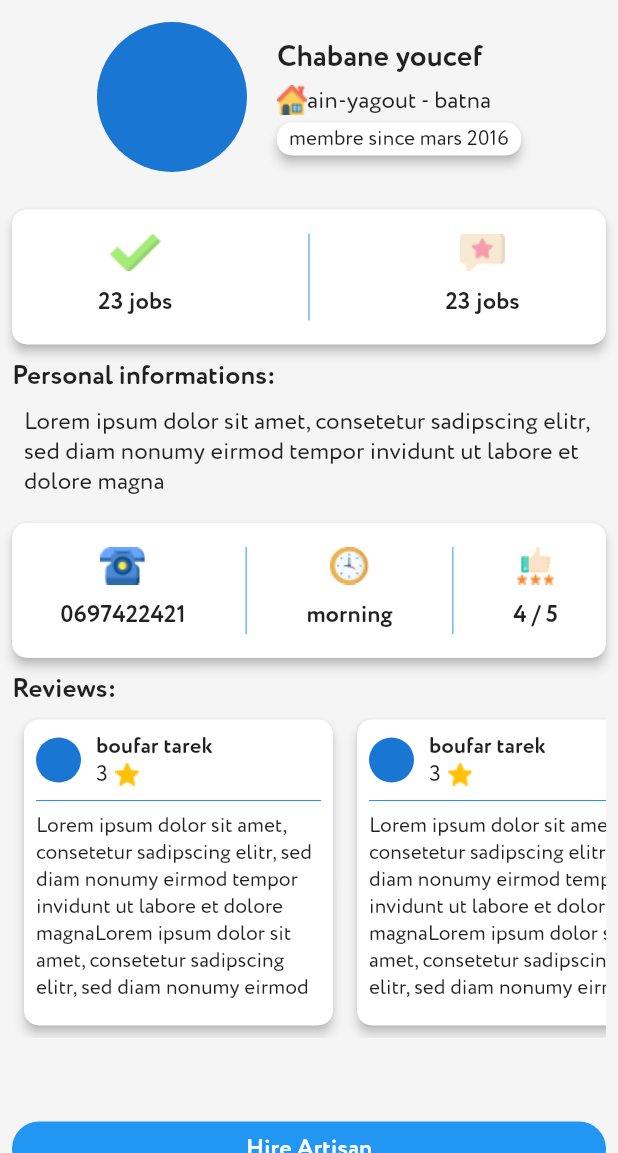
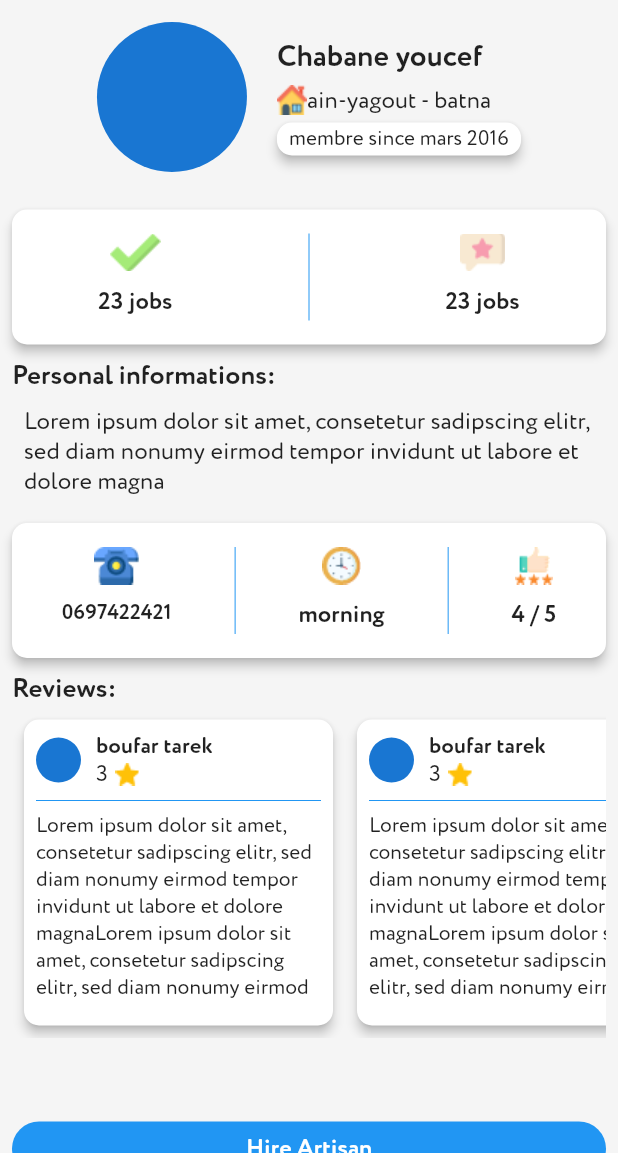
Before and after one commit to chabane-youcef/brikoula, a Flutter app: the ArtisanScreen screen opened directly, on a phone screen of 412 x 824 dp, the part 83-1236 px from its top. Run offline on Flutter 3.47's test engine with Material 2 defaults, Android fonts, the phone set to English and light mode, and no system bars; our stand-ins replace firebase_messaging, flutter_local_notifications, shared_preferences, transparent_image; accounts and stored records are empty; network calls fail.

Commit message:
updated ui

```diff
--- a/lib/ui/artisan_screen.dart
+++ b/lib/ui/artisan_screen.dart
@@ -171,7 +171,7 @@ class ArtisanScreen extends StatelessWidget {
                             Text(
                               '0697422421',
                               style: TextStyle(
-                                  fontSize: 16, fontWeight: FontWeight.w700),
+                                  fontSize: 14, fontWeight: FontWeight.w700),
                             ),
                           ],
                         ),
--- a/lib/ui/main_screen.dart
+++ b/lib/ui/main_screen.dart
@@ -1,5 +1,6 @@
 import 'package:brikoula_client_app/constants/colors.dart';
 import 'package:brikoula_client_app/ui/home_screen.dart';
+import 'package:brikoula_client_app/ui/profile_screen.dart';
 import 'package:flutter/material.dart';
 import 'package:firebase_messaging/firebase_messaging.dart';
 
@@ -35,7 +36,7 @@ class _MainScreenState extends State<MainScreen> {
           Screen(title: "near you"),
           Screen(title: "hire artisant"),
           CategoryScreen(),
-          Screen(title: "profil"),
+          ProfileScreen(),
         ],
         onPageChanged: (num) {
           print("Current page number is " + num.toString());
--- a/lib/ui/splash_screen.dart
+++ b/lib/ui/splash_screen.dart
@@ -6,6 +6,7 @@ import 'package:flutter/material.dart';
 import 'package:firebase_messaging/firebase_messaging.dart';
 
 
+import 'artisan_screen.dart';
 import 'main_screen.dart';
 
 class SplashScreen extends StatefulWidget {
```
